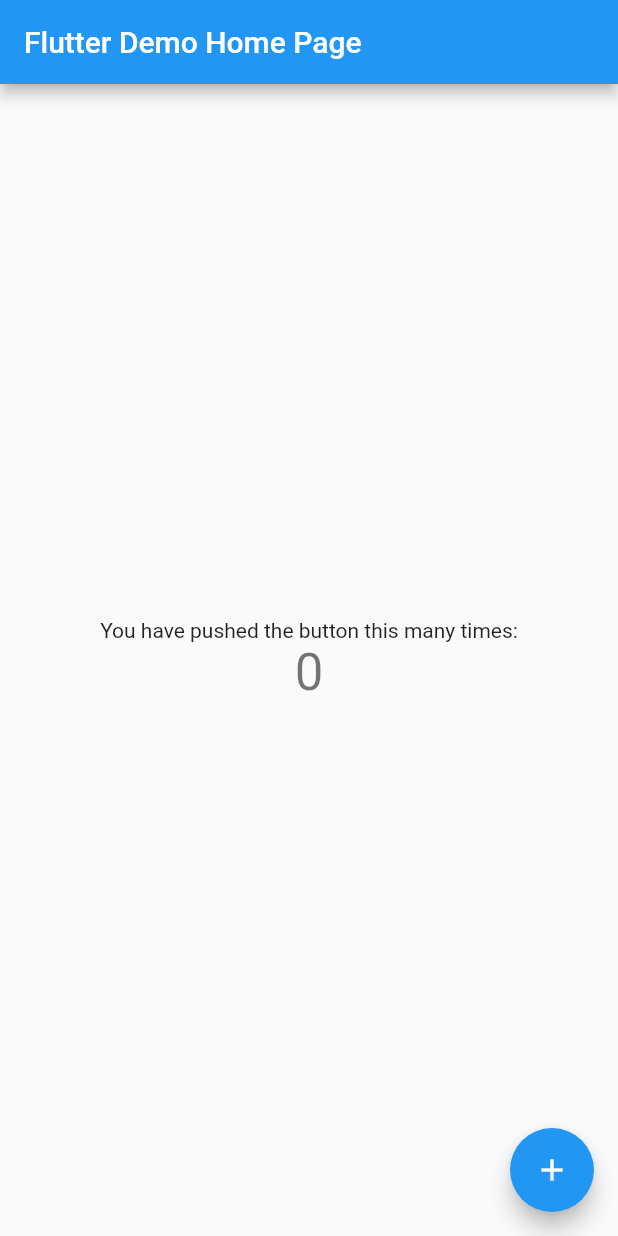
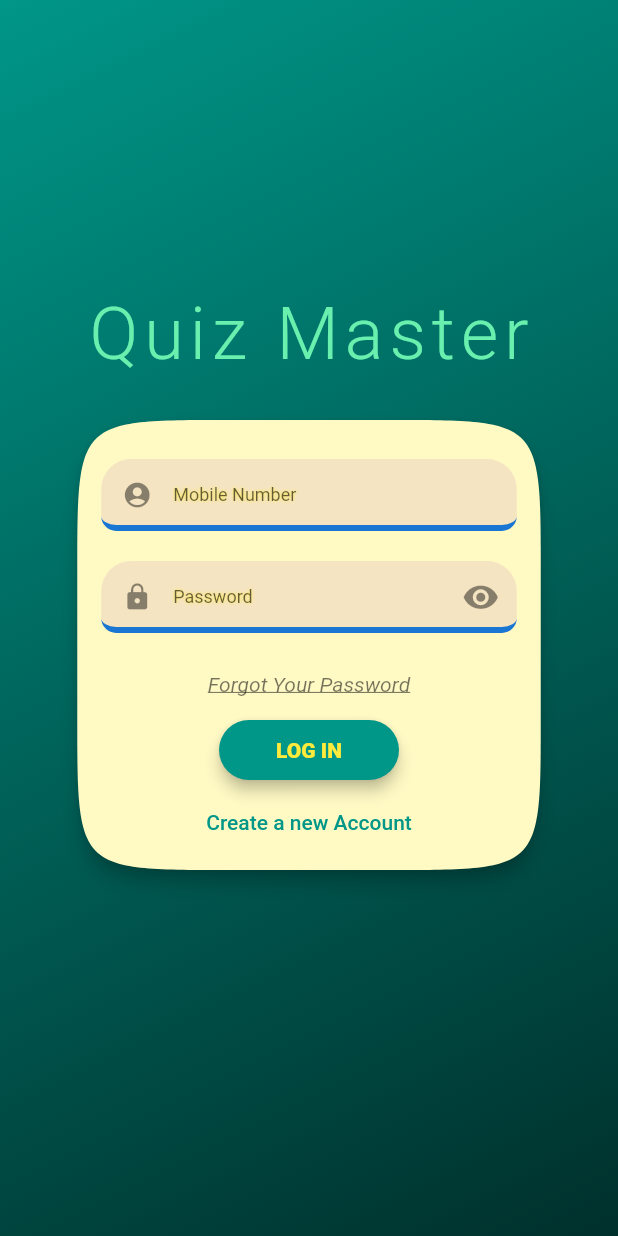
Before and after one commit to Shusmoy108/Mobile-App, a Flutter app: the screen it shows after launch, on a phone screen of 412 x 824 dp. Run offline on Flutter 3.47's test engine with Material 2 defaults, Android fonts, the phone set to English and light mode, and no system bars; drawn by our look-alikes of flutter_login; Roboto replaces fonts that are missing (Quicksand).

Commit message:
login page done

```diff
--- a/lib/main.dart
+++ b/lib/main.dart
@@ -1,117 +1,4 @@
 import 'package:flutter/material.dart';
+import 'src/app.dart';
 
-void main() {
-  runApp(MyApp());
-}
-
-class MyApp extends StatelessWidget {
-  // This widget is the root of your application.
-  @override
-  Widget build(BuildContext context) {
-    return MaterialApp(
-      title: 'Flutter Demo',
-      theme: ThemeData(
-        // This is the theme of your application.
-        //
-        // Try running your application with "flutter run". You'll see the
-        // application has a blue toolbar. Then, without quitting the app, try
-        // changing the primarySwatch below to Colors.green and then invoke
-        // "hot reload" (press "r" in the console where you ran "flutter run",
-        // or simply save your changes to "hot reload" in a Flutter IDE).
-        // Notice that the counter didn't reset back to zero; the application
-        // is not restarted.
-        primarySwatch: Colors.blue,
-        // This makes the visual density adapt to the platform that you run
-        // the app on. For desktop platforms, the controls will be smaller and
-        // closer together (more dense) than on mobile platforms.
-        visualDensity: VisualDensity.adaptivePlatformDensity,
-      ),
-      home: MyHomePage(title: 'Flutter Demo Home Page'),
-    );
-  }
-}
-
-class MyHomePage extends StatefulWidget {
-  MyHomePage({Key key, this.title}) : super(key: key);
-
-  // This widget is the home page of your application. It is stateful, meaning
-  // that it has a State object (defined below) that contains fields that affect
-  // how it looks.
-
-  // This class is the configuration for the state. It holds the values (in this
-  // case the title) provided by the parent (in this case the App widget) and
-  // used by the build method of the State. Fields in a Widget subclass are
-  // always marked "final".
-
-  final String title;
-
-  @override
-  _MyHomePageState createState() => _MyHomePageState();
-}
-
-class _MyHomePageState extends State<MyHomePage> {
-  int _counter = 0;
-
-  void _incrementCounter() {
-    setState(() {
-      // This call to setState tells the Flutter framework that something has
-      // changed in this State, which causes it to rerun the build method below
-      // so that the display can reflect the updated values. If we changed
-      // _counter without calling setState(), then the build method would not be
-      // called again, and so nothing would appear to happen.
-      _counter++;
-    });
-  }
-
-  @override
-  Widget build(BuildContext context) {
-    // This method is rerun every time setState is called, for instance as done
-    // by the _incrementCounter method above.
-    //
-    // The Flutter framework has been optimized to make rerunning build methods
-    // fast, so that you can just rebuild anything that needs updating rather
-    // than having to individually change instances of widgets.
-    return Scaffold(
-      appBar: AppBar(
-        // Here we take the value from the MyHomePage object that was created by
-        // the App.build method, and use it to set our appbar title.
-        title: Text(widget.title),
-      ),
-      body: Center(
-        // Center is a layout widget. It takes a single child and positions it
-        // in the middle of the parent.
-        child: Column(
-          // Column is also a layout widget. It takes a list of children and
-          // arranges them vertically. By default, it sizes itself to fit its
-          // children horizontally, and tries to be as tall as its parent.
-          //
-          // Invoke "debug painting" (press "p" in the console, choose the
-          // "Toggle Debug Paint" action from the Flutter Inspector in Android
-          // Studio, or the "Toggle Debug Paint" command in Visual Studio Code)
-          // to see the wireframe for each widget.
-          //
-          // Column has various properties to control how it sizes itself and
-          // how it positions its children. Here we use mainAxisAlignment to
-          // center the children vertically; the main axis here is the vertical
-          // axis because Columns are vertical (the cross axis would be
-          // horizontal).
-          mainAxisAlignment: MainAxisAlignment.center,
-          children: <Widget>[
-            Text(
-              'You have pushed the button this many times:',
-            ),
-            Text(
-              '$_counter',
-              style: Theme.of(context).textTheme.headline4,
-            ),
-          ],
-        ),
-      ),
-      floatingActionButton: FloatingActionButton(
-        onPressed: _incrementCounter,
-        tooltip: 'Increment',
-        child: Icon(Icons.add),
-      ), // This trailing comma makes auto-formatting nicer for build methods.
-    );
-  }
-}
+void main() => runApp(App());
--- /dev/null
+++ b/lib/src/app.dart
@@ -0,0 +1,101 @@
+import 'package:flutter/material.dart';
+import 'package:onlineexamplatform/src/login/loginpage.dart';
+
+
+class App extends StatelessWidget {
+  // This widget is the root of your application.
+  @override
+  Widget build(BuildContext context) {
+    return MaterialApp(
+      title: 'Quiz Master',
+      debugShowCheckedModeBanner: false,
+
+      home: LoginScreen(),
+    );
+  }
+}
+
+class MyHomePage extends StatefulWidget {
+  MyHomePage({Key key, this.title}) : super(key: key);
+
+  // This widget is the home page of your application. It is stateful, meaning
+  // that it has a State object (defined below) that contains fields that affect
+  // how it looks.
+
+  // This class is the configuration for the state. It holds the values (in this
+  // case the title) provided by the parent (in this case the App widget) and
+  // used by the build method of the State. Fields in a Widget subclass are
+  // always marked "final".
+
+  final String title;
+
+  @override
+  _MyHomePageState createState() => _MyHomePageState();
+}
+
+class _MyHomePageState extends State<MyHomePage> {
+  int _counter = 0;
+
+  void _incrementCounter() {
+    setState(() {
+      // This call to setState tells the Flutter framework that something has
+      // changed in this State, which causes it to rerun the build method below
+      // so that the display can reflect the updated values. If we changed
+      // _counter without calling setState(), then the build method would not be
+      // called again, and so nothing would appear to happen.
+      _counter++;
+    });
+  }
+
+  @override
+  Widget build(BuildContext context) {
+    // This method is rerun every time setState is called, for instance as done
+    // by the _incrementCounter method above.
+    //
+    // The Flutter framework has been optimized to make rerunning build methods
+    // fast, so that you can just rebuild anything that needs updating rather
+    // than having to individually change instances of widgets.
+    return Scaffold(
+      appBar: AppBar(
+        // Here we take the value from the MyHomePage object that was created by
+        // the App.build method, and use it to set our appbar title.
+        title: Text(widget.title),
+      ),
+      body: Center(
+        // Center is a layout widget. It takes a single child and positions it
+        // in the middle of the parent.
+        child: Column(
+          // Column is also a layout widget. It takes a list of children and
+          // arranges them vertically. By default, it sizes itself to fit its
+          // children horizontally, and tries to be as tall as its parent.
+          //
+          // Invoke "debug painting" (press "p" in the console, choose the
+          // "Toggle Debug Paint" action from the Flutter Inspector in Android
+          // Studio, or the "Toggle Debug Paint" command in Visual Studio Code)
+          // to see the wireframe for each widget.
+          //
+          // Column has various properties to control how it sizes itself and
+          // how it positions its children. Here we use mainAxisAlignment to
+          // center the children vertically; the main axis here is the vertical
+          // axis because Columns are vertical (the cross axis would be
+          // horizontal).
+          mainAxisAlignment: MainAxisAlignment.center,
+          children: <Widget>[
+            Text(
+              'You have pushed the button this many times:',
+            ),
+            Text(
+              '$_counter',
+              style: Theme.of(context).textTheme.headline4,
+            ),
+          ],
+        ),
+      ),
+      floatingActionButton: FloatingActionButton(
+        onPressed: _incrementCounter,
+        tooltip: 'Increment',
+        child: Icon(Icons.add),
+      ), // This trailing comma makes auto-formatting nicer for build methods.
+    );
+  }
+}
--- /dev/null
+++ b/lib/src/login/loginpage.dart
@@ -0,0 +1,115 @@
+import 'package:flutter/material.dart';
+import 'package:flutter_login/flutter_login.dart';
+
+
+class LoginScreen extends StatelessWidget {
+  @override
+
+  Widget build(BuildContext context) {
+    final inputBorder = BorderRadius.vertical(
+      bottom: Radius.circular(10.0),
+      top: Radius.circular(20.0),
+    );
+    return FlutterLogin(
+      title: 'Quiz Master',
+      //logo: 'images/logo.jpg',
+      onLogin: (_) => Future(null),
+      onSignup: (_) => Future(null),
+      onSubmitAnimationCompleted: () {
+        Navigator.of(context).pushReplacement(MaterialPageRoute(
+          builder: (context) => Scaffold(),
+        ));
+      },
+      onRecoverPassword: (_) => Future(null),
+      messages: LoginMessages(
+        usernameHint: 'Mobile Number',
+        passwordHint: 'Password',
+        confirmPasswordHint: 'Confirm',
+        loginButton: 'LOG IN',
+        signupButton: 'Create a new Account',
+        forgotPasswordButton: 'Forgot Your Password',
+        recoverPasswordButton: 'HELP ME',
+        goBackButton: 'GO BACK',
+        confirmPasswordError: 'Not match!',
+        recoverPasswordDescription:
+        'Please the mobile number of your account. We will send an OTP to your number for password change request.',
+        recoverPasswordSuccess: 'Password rescued successfully',
+      ),
+      theme: LoginTheme(
+        primaryColor: Colors.teal,
+        accentColor: Colors.yellow,
+        errorColor: Colors.deepOrange,
+        titleStyle: TextStyle(
+          color: Colors.greenAccent,
+          fontFamily: 'Quicksand',
+          letterSpacing: 4,
+        ),
+        bodyStyle: TextStyle(
+          fontStyle: FontStyle.italic,
+          decoration: TextDecoration.underline,
+        ),
+        textFieldStyle: TextStyle(
+          color: Colors.orange,
+          shadows: [Shadow(color: Colors.yellow, blurRadius: 2)],
+        ),
+        buttonStyle: TextStyle(
+          fontWeight: FontWeight.w800,
+          color: Colors.yellow,
+        ),
+        cardTheme: CardTheme(
+          color: Colors.yellow.shade100,
+          elevation: 5,
+          margin: EdgeInsets.only(top: 15),
+          shape: ContinuousRectangleBorder(
+              borderRadius: BorderRadius.circular(100.0)),
+        ),
+        inputTheme: InputDecorationTheme(
+          filled: true,
+          fillColor: Colors.purple.withOpacity(.1),
+          contentPadding: EdgeInsets.zero,
+          errorStyle: TextStyle(
+            backgroundColor: Colors.orange,
+            color: Colors.white,
+          ),
+          labelStyle: TextStyle(fontSize: 12),
+          enabledBorder: UnderlineInputBorder(
+            borderSide: BorderSide(color: Colors.blue.shade700, width: 4),
+            borderRadius: inputBorder,
+          ),
+          focusedBorder: UnderlineInputBorder(
+            borderSide: BorderSide(color: Colors.blue.shade400, width: 5),
+            borderRadius: inputBorder,
+          ),
+          errorBorder: UnderlineInputBorder(
+            borderSide: BorderSide(color: Colors.red.shade700, width: 7),
+            borderRadius: inputBorder,
+          ),
+          focusedErrorBorder: UnderlineInputBorder(
+            borderSide: BorderSide(color: Colors.red.shade400, width: 8),
+            borderRadius: inputBorder,
+          ),
+          disabledBorder: UnderlineInputBorder(
+            borderSide: BorderSide(color: Colors.grey, width: 5),
+            borderRadius: inputBorder,
+          ),
+        ),
+//        buttonTheme: LoginButtonTheme(
+//          splashColor: Colors.purple,
+//          backgroundColor: Colors.pinkAccent,
+//          highlightColor: Colors.lightGreen,
+//          elevation: 9.0,
+//          highlightElevation: 6.0,
+//          shape: BeveledRectangleBorder(
+//            borderRadius: BorderRadius.circular(10),
+//          ),
+//          // shape: RoundedRectangleBorder(borderRadius: BorderRadius.circular(5)),
+//          // shape: CircleBorder(side: BorderSide(color: Colors.green)),
+//          // shape: ContinuousRectangleBorder(borderRadius: BorderRadius.circular(55.0)),
+//        ),
+      ),
+
+
+
+    );
+  }
+}
```
Also changed, not shown: pubspec.yaml (+5 -2 lines), images/logo.jpg (added), pubspec.lock.
